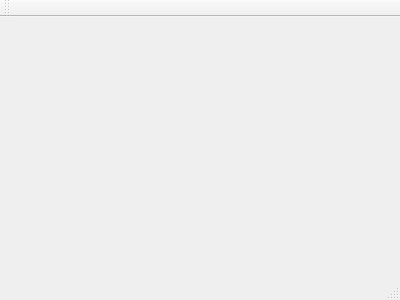
Old version of the form mainwindow.ui in the repository vittoriocapocasale/RSSIpositionServerUI.
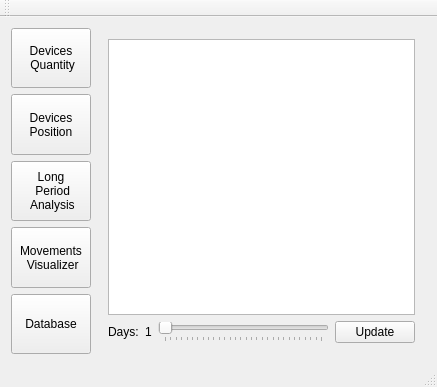
New version of the form. The open tabs and pages were chosen to show the change. Custom widgets are drawn as their Qt base class.

The edit to the form file:
```diff
--- a/mainwindow.ui
+++ b/mainwindow.ui
@@ -1,24 +1,341 @@
 <ui version="4.0">
  <class>MainWindow</class>
- <widget class="QMainWindow" name="MainWindow" >
-  <property name="geometry" >
+ <widget class="QMainWindow" name="MainWindow">
+  <property name="geometry">
    <rect>
     <x>0</x>
     <y>0</y>
-    <width>400</width>
-    <height>300</height>
+    <width>437</width>
+    <height>387</height>
    </rect>
   </property>
-  <property name="windowTitle" >
+  <property name="sizePolicy">
+   <sizepolicy hsizetype="Preferred" vsizetype="Preferred">
+    <horstretch>0</horstretch>
+    <verstretch>0</verstretch>
+   </sizepolicy>
+  </property>
+  <property name="windowTitle">
    <string>MainWindow</string>
   </property>
-  <widget class="QMenuBar" name="menuBar" />
-  <widget class="QToolBar" name="mainToolBar" />
-  <widget class="QWidget" name="centralWidget" />
-  <widget class="QStatusBar" name="statusBar" />
+  <widget class="QWidget" name="centralWidget">
+   <layout class="QHBoxLayout" name="horizontalLayout">
+    <item>
+     <layout class="QVBoxLayout" name="verticalLayout">
+      <item>
+       <widget class="QPushButton" name="DevicesQuantityButton">
+        <property name="sizePolicy">
+         <sizepolicy hsizetype="Minimum" vsizetype="Preferred">
+          <horstretch>0</horstretch>
+          <verstretch>0</verstretch>
+         </sizepolicy>
+        </property>
+        <property name="acceptDrops">
+         <bool>false</bool>
+        </property>
+        <property name="text">
+         <string>Devices
+ Quantity</string>
+        </property>
+        <property name="default">
+         <bool>false</bool>
+        </property>
+        <property name="flat">
+         <bool>false</bool>
+        </property>
+       </widget>
+      </item>
+      <item>
+       <widget class="QPushButton" name="DevicespositionButton">
+        <property name="sizePolicy">
+         <sizepolicy hsizetype="Minimum" vsizetype="Preferred">
+          <horstretch>0</horstretch>
+          <verstretch>0</verstretch>
+         </sizepolicy>
+        </property>
+        <property name="text">
+         <string>Devices
+Position</string>
+        </property>
+       </widget>
+      </item>
+      <item>
+       <widget class="QPushButton" name="buttonLongPeriodAnalysis">
+        <property name="sizePolicy">
+         <sizepolicy hsizetype="Minimum" vsizetype="Preferred">
+          <horstretch>0</horstretch>
+          <verstretch>0</verstretch>
+         </sizepolicy>
+        </property>
+        <property name="text">
+         <string>Long
+ Period
+ Analysis</string>
+        </property>
+       </widget>
+      </item>
+      <item>
+       <widget class="QPushButton" name="MovementsVisualizerButton">
+        <property name="sizePolicy">
+         <sizepolicy hsizetype="Minimum" vsizetype="Preferred">
+          <horstretch>0</horstretch>
+          <verstretch>0</verstretch>
+         </sizepolicy>
+        </property>
+        <property name="text">
+         <string>Movements
+ Visualizer</string>
+        </property>
+       </widget>
+      </item>
+      <item>
+       <widget class="QPushButton" name="buttonDB">
+        <property name="sizePolicy">
+         <sizepolicy hsizetype="Minimum" vsizetype="Preferred">
+          <horstretch>0</horstretch>
+          <verstretch>0</verstretch>
+         </sizepolicy>
+        </property>
+        <property name="text">
+         <string>Database</string>
+        </property>
+       </widget>
+      </item>
+     </layout>
+    </item>
+    <item>
+     <layout class="QHBoxLayout" name="horizontalLayout_2">
+      <item>
+       <widget class="QStackedWidget" name="stackedWidget">
+        <property name="currentIndex">
+         <number>2</number>
+        </property>
+        <widget class="QWidget" name="page_1">
+         <layout class="QHBoxLayout" name="horizontalLayout_6">
+          <item>
+           <widget class="CurrentPositionShower" name="viewDevicesPositionGraph">
+            <property name="sizePolicy">
+             <sizepolicy hsizetype="Expanding" vsizetype="Expanding">
+              <horstretch>0</horstretch>
+              <verstretch>0</verstretch>
+             </sizepolicy>
+            </property>
+            <property name="minimumSize">
+             <size>
+              <width>200</width>
+              <height>0</height>
+             </size>
+            </property>
+           </widget>
+          </item>
+          <item>
+           <widget class="QListWidgetExtended" name="widgetDevicesPositionList">
+            <property name="sizePolicy">
+             <sizepolicy hsizetype="MinimumExpanding" vsizetype="Expanding">
+              <horstretch>0</horstretch>
+              <verstretch>0</verstretch>
+             </sizepolicy>
+            </property>
+            <property name="minimumSize">
+             <size>
+              <width>70</width>
+              <height>0</height>
+             </size>
+            </property>
+            <property name="maximumSize">
+             <size>
+              <width>200</width>
+              <height>16777215</height>
+             </size>
+            </property>
+           </widget>
+          </item>
+         </layout>
+        </widget>
+        <widget class="QWidget" name="page_2">
+         <layout class="QVBoxLayout" name="verticalLayout_4">
+          <item>
+           <widget class="HistoryShower" name="viewLongPeriodAnalysis"/>
+          </item>
+          <item>
+           <layout class="QHBoxLayout" name="horizontalLayout_5">
+            <item>
+             <widget class="QLabel" name="labelLongPeriodAnalysisStatic">
+              <property name="text">
+               <string>Days:</string>
+              </property>
+             </widget>
+            </item>
+            <item>
+             <widget class="QLabel" name="labelLongPeriodAnalysis">
+              <property name="text">
+               <string>1</string>
+              </property>
+             </widget>
+            </item>
+            <item>
+             <widget class="QSlider" name="sliderLongPeriodAnalysis">
+              <property name="sizePolicy">
+               <sizepolicy hsizetype="Expanding" vsizetype="Fixed">
+                <horstretch>0</horstretch>
+                <verstretch>0</verstretch>
+               </sizepolicy>
+              </property>
+              <property name="minimum">
+               <number>1</number>
+              </property>
+              <property name="maximum">
+               <number>30</number>
+              </property>
+              <property name="value">
+               <number>1</number>
+              </property>
+              <property name="orientation">
+               <enum>Qt::Horizontal</enum>
+              </property>
+              <property name="invertedAppearance">
+               <bool>false</bool>
+              </property>
+              <property name="invertedControls">
+               <bool>false</bool>
+              </property>
+              <property name="tickPosition">
+               <enum>QSlider::TicksBelow</enum>
+              </property>
+              <property name="tickInterval">
+               <number>1</number>
+              </property>
+             </widget>
+            </item>
+            <item>
+             <widget class="QPushButton" name="buttonLongPeriodAnalysisUpdate">
+              <property name="text">
+               <string>Update</string>
+              </property>
+             </widget>
+            </item>
+           </layout>
+          </item>
+         </layout>
+        </widget>
+        <widget class="QWidget" name="page_3">
+         <layout class="QVBoxLayout" name="verticalLayout_2">
+          <item>
+           <widget class="MovementsShower" name="movementsShowerWindow"/>
+          </item>
+          <item>
+           <layout class="QHBoxLayout" name="horizontalLayout_4">
+            <item>
+             <widget class="QLabel" name="label">
+              <property name="text">
+               <string>MAC:</string>
+              </property>
+             </widget>
+            </item>
+            <item>
+             <widget class="QLineEdit" name="txtFieldDeviceId"/>
+            </item>
+            <item>
+             <widget class="QPushButton" name="startAnimationButton">
+              <property name="text">
+               <string>Start Animation</string>
+              </property>
+             </widget>
+            </item>
+           </layout>
+          </item>
+          <item>
+           <layout class="QHBoxLayout" name="horizontalLayout_3">
+            <item>
+             <widget class="QLabel" name="labelMovementsVisualizerPeriodStatic">
+              <property name="text">
+               <string>Minutes:</string>
+              </property>
+             </widget>
+            </item>
+            <item>
+             <widget class="QLabel" name="labelMovementVisualizerCounter">
+              <property name="text">
+               <string>0</string>
+              </property>
+             </widget>
+            </item>
+            <item>
+             <widget class="QSlider" name="sliderAnimationDuration">
+              <property name="maximum">
+               <number>2016</number>
+              </property>
+              <property name="pageStep">
+               <number>288</number>
+              </property>
+              <property name="orientation">
+               <enum>Qt::Horizontal</enum>
+              </property>
+              <property name="tickPosition">
+               <enum>QSlider::TicksBelow</enum>
+              </property>
+             </widget>
+            </item>
+           </layout>
+          </item>
+         </layout>
+        </widget>
+        <widget class="QWidget" name="page">
+         <layout class="QHBoxLayout" name="horizontalLayout_7">
+          <item>
+           <widget class="QTableView" name="viewDatabase"/>
+          </item>
+         </layout>
+        </widget>
+       </widget>
+      </item>
+     </layout>
+    </item>
+   </layout>
+  </widget>
+  <widget class="QMenuBar" name="menuBar">
+   <property name="geometry">
+    <rect>
+     <x>0</x>
+     <y>0</y>
+     <width>437</width>
+     <height>22</height>
+    </rect>
+   </property>
+  </widget>
+  <widget class="QToolBar" name="mainToolBar">
+   <attribute name="toolBarArea">
+    <enum>TopToolBarArea</enum>
+   </attribute>
+   <attribute name="toolBarBreak">
+    <bool>false</bool>
+   </attribute>
+  </widget>
+  <widget class="QStatusBar" name="statusBar"/>
  </widget>
- <layoutDefault spacing="6" margin="11" />
- <pixmapfunction></pixmapfunction>
+ <layoutdefault spacing="6" margin="11"/>
+ <customwidgets>
+  <customwidget>
+   <class>MovementsShower</class>
+   <extends>QGraphicsView</extends>
+   <header>movementsshower.h</header>
+  </customwidget>
+  <customwidget>
+   <class>HistoryShower</class>
+   <extends>QGraphicsView</extends>
+   <header>historyshower.h</header>
+  </customwidget>
+  <customwidget>
+   <class>CurrentPositionShower</class>
+   <extends>QGraphicsView</extends>
+   <header>currentpositionshower.h</header>
+  </customwidget>
+  <customwidget>
+   <class>QListWidgetExtended</class>
+   <extends>QListWidget</extends>
+   <header>qlistwidgetextended.h</header>
+  </customwidget>
+ </customwidgets>
  <resources/>
  <connections/>
 </ui>
```
Left out of the diff: 1 changed line with no effect on the pictures.
